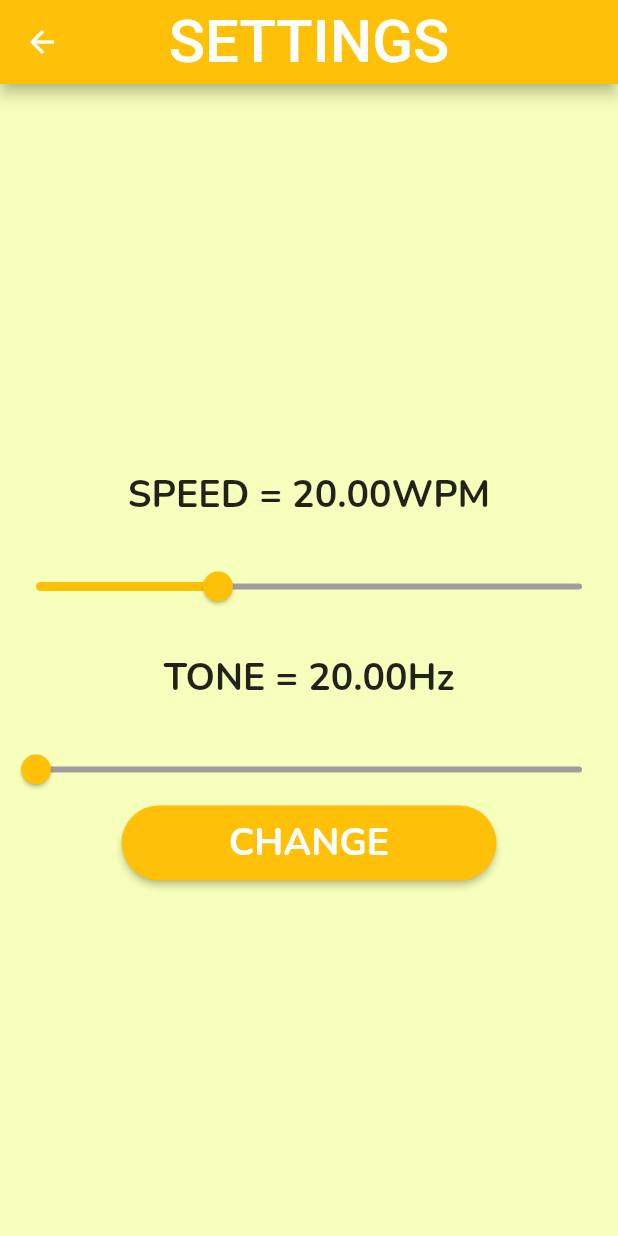
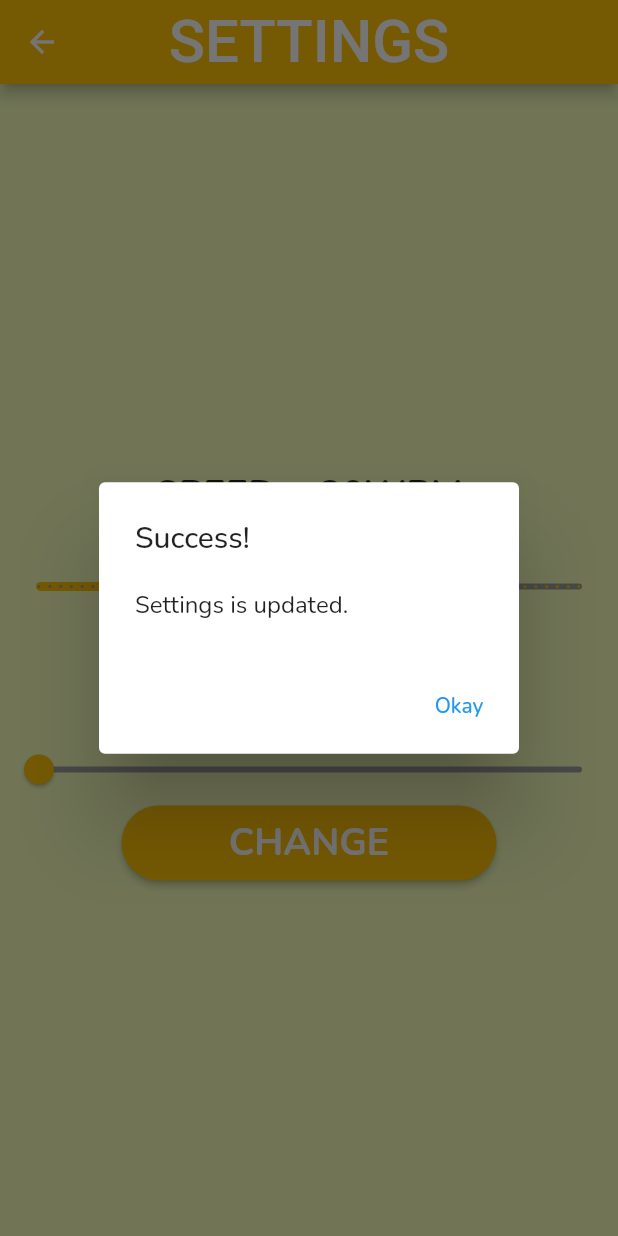
Before and after one commit to hueymiin1999/audio-morse-app, a Flutter app: the SettingsPage screen opened by its route, after a tap on "CHANGE", on a phone screen of 412 x 824 dp. Run offline on Flutter 3.47's test engine with Material 2 defaults, Android fonts, the phone set to English and light mode, and no system bars; our stand-ins replace get_it, shared_preferences; accounts and stored records are empty; Roboto replaces fonts that are missing (CarterOne).

Commit message:
settings save to preferences

```diff
--- a/lib/settings/settings_page.dart
+++ b/lib/settings/settings_page.dart
@@ -1,4 +1,5 @@
 import 'package:flutter/material.dart';
+import 'package:shared_preferences/shared_preferences.dart';
 
 class SettingsPage extends StatefulWidget {
   static Route<dynamic> route() =>
@@ -11,7 +12,29 @@ class SettingsPage extends StatefulWidget {
 
 class _SettingsPageState extends State<SettingsPage> {
   double _currentSpeedValue = 20;
-  double _currentToneValue = 20;
+  double _currentToneValue = 100;
+
+  /* Future<void> savePreferences() async {
+    final SharedPreferences prefs = await _prefs;
+  }*/
+  Future<void> getSettingsVariable() async {
+    SharedPreferences prefs = await SharedPreferences.getInstance();
+    prefs.containsKey("frequency")
+        ? _currentToneValue = prefs.getInt("frequency")!.toDouble()
+        : _currentToneValue = 100;
+
+    prefs.containsKey("speed")
+        ? _currentSpeedValue = prefs.getInt("speed")!.toDouble()
+        : _currentSpeedValue = 20;
+
+    setState(() {});
+  }
+
+  @override
+  void initState() {
+    super.initState();
+    getSettingsVariable();
+  }
 
   @override
   Widget build(BuildContext context) {
@@ -32,45 +55,89 @@ class _SettingsPageState extends State<SettingsPage> {
           Container(
             margin: const EdgeInsets.all(20.0),
             child: Text(
-              "SPEED = " + _currentSpeedValue.toStringAsFixed(2) + "WPM",
+              "SPEED = " + _currentSpeedValue.toStringAsFixed(0) + "WPM",
               style: const TextStyle(fontSize: 25, fontWeight: FontWeight.bold),
             ),
           ),
           Slider(
             value: _currentSpeedValue,
             max: 50,
-            min: 5,
-            label: _currentSpeedValue.round().toString(),
+            min: 0,
+            divisions: 50,
             activeColor: Colors.amber,
             inactiveColor: Colors.grey,
             onChanged: (double value) {
               setState(() {
+                if (value == 0) {
+                  value = 1;
+                }
                 _currentSpeedValue = value;
+                //print(_currentSpeedValue.toInt());
               });
             },
           ),
           Container(
             margin: const EdgeInsets.all(20.0),
             child: Text(
-              "TONE = " + _currentToneValue.toStringAsFixed(2) + "Hz",
+              "FREQUENCY = " + _currentToneValue.toStringAsFixed(0) + "Hz",
               style: const TextStyle(fontSize: 25, fontWeight: FontWeight.bold),
             ),
           ),
           Slider(
             value: _currentToneValue,
             max: 1000,
-            min: 20,
-            label: _currentToneValue.round().toString(),
+            min: 100,
+            divisions: 900,
             activeColor: Colors.amber,
             inactiveColor: Colors.grey,
             onChanged: (double value) {
               setState(() {
                 _currentToneValue = value;
+                //print(_currentToneValue.toInt());
               });
             },
           ),
           ElevatedButton(
-              onPressed: (() {}),
+              onPressed: (() async {
+                AlertDialog alert;
+                try {
+                  SharedPreferences prefs =
+                      await SharedPreferences.getInstance();
+                  prefs.setInt('frequency', _currentToneValue.toInt());
+                  prefs.setInt('speed', _currentSpeedValue.toInt());
+
+                  alert = AlertDialog(
+                    title: const Text("Success!"),
+                    content: const Text("Settings is updated."),
+                    actions: [
+                      TextButton(
+                          onPressed: () {
+                            Navigator.pop(context);
+                          },
+                          child: const Text("Okay")),
+                    ],
+                  );
+                } catch (e) {
+                  alert = AlertDialog(
+                    title: const Text("Error!"),
+                    content: const Text(
+                        "Unable to update Settings, please try again."),
+                    actions: [
+                      TextButton(
+                          onPressed: () {
+                            Navigator.pop(context);
+                          },
+                          child: const Text("Okay")),
+                    ],
+                  );
+                }
+                setState(() {});
+                showDialog(
+                    context: context,
+                    builder: (BuildContext cotext) {
+                      return alert;
+                    });
+              }),
               style: ElevatedButton.styleFrom(
                   primary: Colors.amber,
                   fixedSize: const Size(250, 50),
--- a/pubspec.yaml
+++ b/pubspec.yaml
@@ -37,6 +37,7 @@ dependencies:
   http: ^0.13.4
   provider: ^6.0.2
   get_it: ^7.2.0
+  shared_preferences: ^2.0.15
 
 dev_dependencies:
   flutter_test:
```
Also changed, not shown: pubspec.lock.
